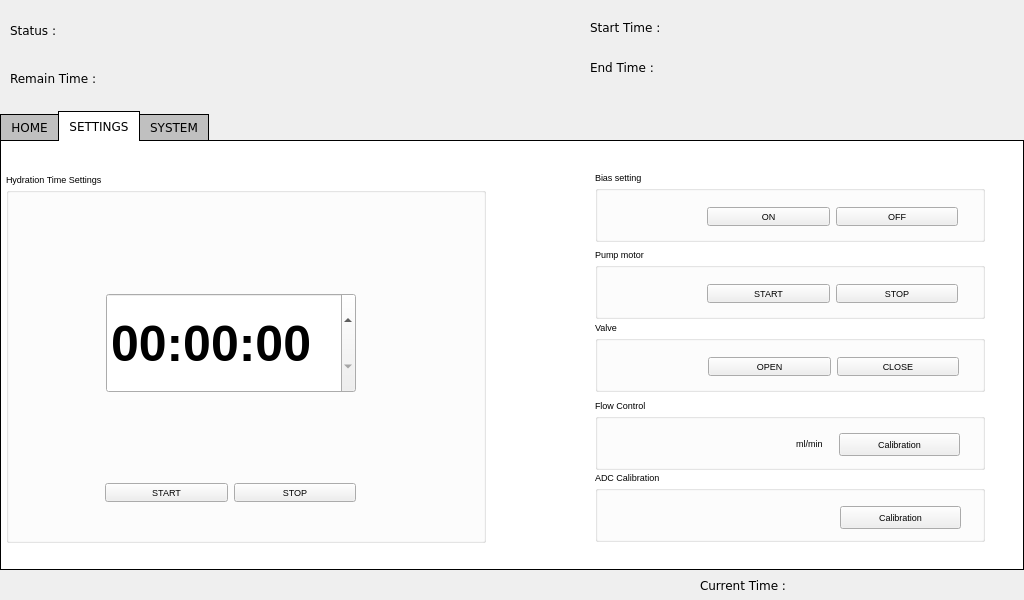
Before: the Qt Designer form mainwindow.ui in shnomad/hydration-tool, drawn with Qt 5.
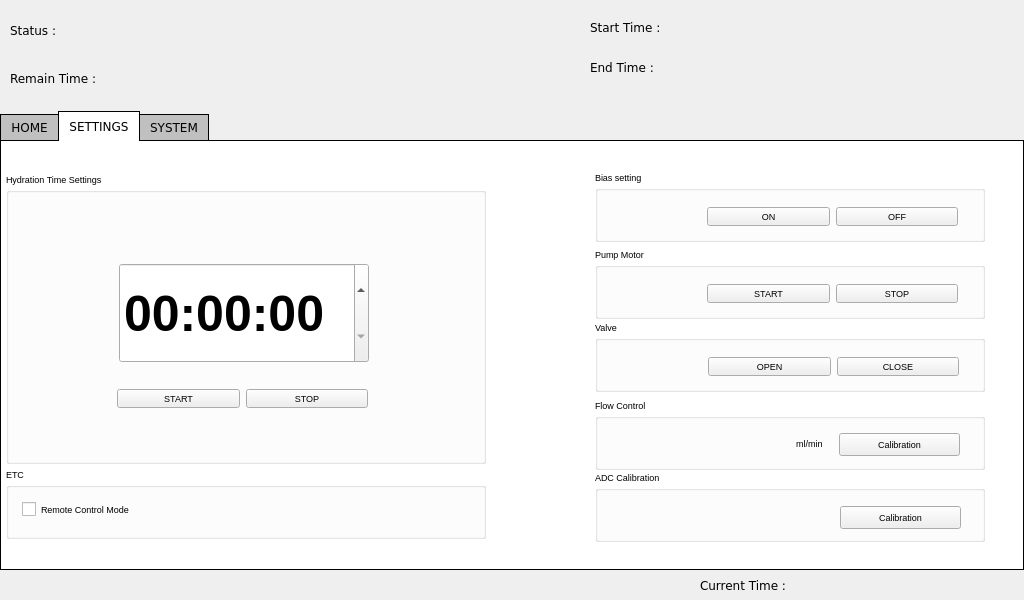
After: the same form once the commit is applied. The open tabs and pages were chosen to show the change.

What changed in the file:
```diff
--- a/mainwindow.ui
+++ b/mainwindow.ui
@@ -239,7 +239,7 @@
         <x>5</x>
         <y>32</y>
         <width>480</width>
-        <height>370</height>
+        <height>291</height>
        </rect>
       </property>
       <property name="font">
@@ -253,8 +253,8 @@
       <widget class="QTimeEdit" name="set_hydration_time">
        <property name="geometry">
         <rect>
-         <x>100</x>
-         <y>120</y>
+         <x>113</x>
+         <y>90</y>
          <width>250</width>
          <height>100</height>
         </rect>
@@ -289,8 +289,8 @@
       <widget class="QWidget" name="layoutWidget">
        <property name="geometry">
         <rect>
-         <x>99</x>
-         <y>304</y>
+         <x>111</x>
+         <y>210</y>
          <width>251</width>
          <height>31</height>
         </rect>
@@ -372,7 +372,7 @@
        </font>
       </property>
       <property name="title">
-       <string>Pump motor</string>
+       <string>Pump Motor</string>
       </property>
       <widget class="QWidget" name="layoutWidget_3">
        <property name="geometry">
@@ -523,6 +523,37 @@
        </property>
       </widget>
      </widget>
+     <widget class="QGroupBox" name="ETC">
+      <property name="geometry">
+       <rect>
+        <x>5</x>
+        <y>327</y>
+        <width>480</width>
+        <height>71</height>
+       </rect>
+      </property>
+      <property name="font">
+       <font>
+        <pointsize>7</pointsize>
+       </font>
+      </property>
+      <property name="title">
+       <string>ETC</string>
+      </property>
+      <widget class="QCheckBox" name="remote_ctl_mode">
+       <property name="geometry">
+        <rect>
+         <x>16</x>
+         <y>31</y>
+         <width>171</width>
+         <height>21</height>
+        </rect>
+       </property>
+       <property name="text">
+        <string>Remote Control Mode</string>
+       </property>
+      </widget>
+     </widget>
     </widget>
     <widget class="QWidget" name="system">
      <attribute name="title">
```
Left out of the diff: 30 changed lines with no effect on the pictures.
